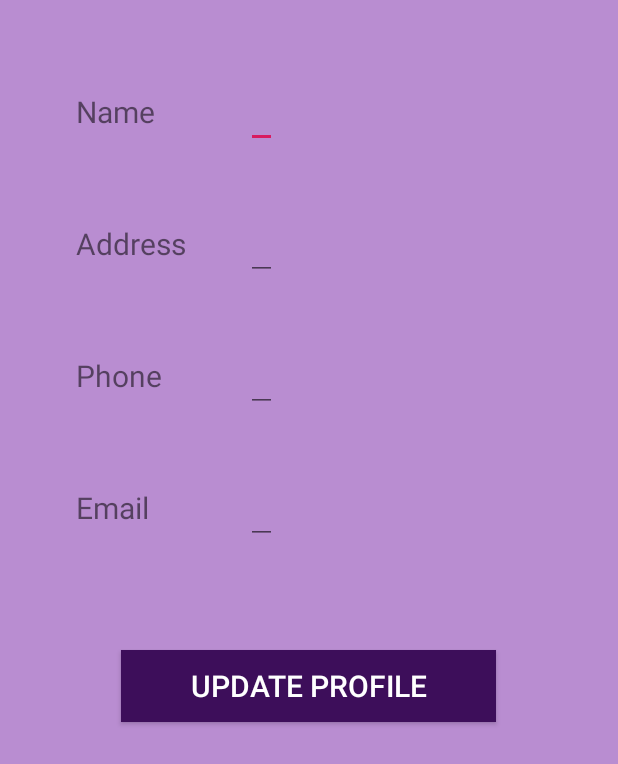
After one commit to maharjansumina/AirlineReservationSystem, an Android app: the EditProfileActivity screen opened directly, with no data from a screen before it, on a phone screen of 412 x 824 dp. The commit adds this screen. Shown: the top 764 px of the screen. Run offline under Robolectric (Android 15) with nearby library versions, the phone set to English and light mode, and no system bars.

Commit message:
Update Profile layout Added.

```diff
--- a/app/src/main/AndroidManifest.xml
+++ b/app/src/main/AndroidManifest.xml
@@ -23,7 +23,8 @@
         android:supportsRtl="true"
         android:theme="@style/AppTheme"
         android:usesCleartextTraffic="true">
-        <activity android:name=".Admin.AddFlightActivity"></activity>
+        <activity android:name=".EditProfileActivity"></activity>
+        <activity android:name=".Admin.AddFlightActivity" />
         <activity android:name=".Admin.ViewContactusActivity" />
         <activity android:name=".Admin.AdminProfileActivity" />
         <activity android:name=".Admin.ViewUserdetailActivity" />
--- a/app/src/main/java/com/softwarica/airlinereservationsystem/API/UsersAPI.java
+++ b/app/src/main/java/com/softwarica/airlinereservationsystem/API/UsersAPI.java
@@ -41,6 +41,6 @@ public interface UsersAPI {
     @GET("users/user")
     Call<List<User>> getUser(@Header("Authorization") String token);
 
-    @GET("contacts/contact")
+    @GET("contact/")
     Call<List<Contact>> getContact(@Header("Authorization") String token);
 }
--- /dev/null
+++ b/app/src/main/java/com/softwarica/airlinereservationsystem/EditProfileActivity.java
@@ -0,0 +1,22 @@
+package com.softwarica.airlinereservationsystem;
+
+import androidx.appcompat.app.AppCompatActivity;
+
+import android.os.Bundle;
+import android.widget.EditText;
+
+public class EditProfileActivity extends AppCompatActivity {
+
+    EditText etUName, etUAddress, etUPhone, etUEmail;
+
+    @Override
+    protected void onCreate(Bundle savedInstanceState) {
+        super.onCreate(savedInstanceState);
+        setContentView(R.layout.activity_edit_profile);
+
+        etUName = findViewById(R.id.etUName);
+        etUAddress = findViewById(R.id.etUAddress);
+        etUPhone = findViewById(R.id.etUPhone);
+        etUEmail = findViewById(R.id.etUEmail);
+    }
+}
--- a/app/src/main/java/com/softwarica/airlinereservationsystem/LoginActivity.java
+++ b/app/src/main/java/com/softwarica/airlinereservationsystem/LoginActivity.java
@@ -68,12 +68,12 @@ public class LoginActivity extends AppCompatActivity {
                                 String admin = response.body().getAdmin();
 
                                 if (admin == "false") {
-                                    Toast.makeText(LoginActivity.this, "Login Sucessfully " + admin, Toast.LENGTH_SHORT).show();
+                                    Toast.makeText(LoginActivity.this, "Login Sucessfully ", Toast.LENGTH_SHORT).show();
                                     Intent intent = new Intent(LoginActivity.this, DashboardActivity.class);
                                     startActivity(intent);
                                     finish();
                                 } else {
-                                    Toast.makeText(LoginActivity.this, "Login Sucessfully " + admin, Toast.LENGTH_SHORT).show();
+                                    Toast.makeText(LoginActivity.this, "Login Sucessfully ", Toast.LENGTH_SHORT).show();
                                     Intent intent = new Intent(LoginActivity.this, AdminDashboardActivity.class);
                                     startActivity(intent);
                                     finish();
--- /dev/null
+++ b/app/src/main/res/layout/activity_edit_profile.xml
@@ -0,0 +1,89 @@
+<?xml version="1.0" encoding="utf-8"?>
+<ScrollView xmlns:android="http://schemas.android.com/apk/res/android"
+    xmlns:app="http://schemas.android.com/apk/res-auto"
+    xmlns:tools="http://schemas.android.com/tools"
+    android:layout_height="match_parent"
+    android:layout_width="match_parent"
+    android:orientation="vertical"
+    android:background="#B98DD1">
+
+    <LinearLayout
+    android:layout_width="match_parent"
+    android:layout_height="match_parent"
+    android:orientation="vertical"
+    android:background="#B98DD1"
+    tools:context=".EditProfileActivity">
+
+        <GridLayout
+            android:layout_width="match_parent"
+            android:layout_height="match_parent"
+            android:columnCount="2"
+            android:padding="5dp"
+            android:layout_margin="25dp">
+
+            <TextView
+                android:layout_margin="20dp"
+                android:layout_width="wrap_content"
+                android:layout_height="wrap_content"
+                android:text="Name"
+                android:textSize="20dp"/>
+
+
+            <EditText
+                android:layout_margin="20dp"
+                android:layout_width="wrap_content"
+                android:layout_height="wrap_content"
+                android:textSize="20dp"
+                android:id="@+id/etUName"/>
+
+            <TextView
+                android:layout_margin="20dp"
+                android:layout_width="wrap_content"
+                android:layout_height="wrap_content"
+                android:text="Address"
+                android:textSize="20dp"/>
+
+            <EditText
+                android:layout_margin="20dp"
+                android:layout_width="wrap_content"
+                android:layout_height="wrap_content"
+                android:textSize="20dp"
+                android:id="@+id/etUAddress"/>
+
+            <TextView
+                android:layout_margin="20dp"
+                android:layout_width="wrap_content"
+                android:layout_height="wrap_content"
+                android:text="Phone"
+                android:textSize="20dp"/>
+
+            <EditText
+                android:layout_margin="20dp"
+                android:layout_width="wrap_content"
+                android:layout_height="wrap_content"
+                android:textSize="20dp"
+                android:id="@+id/etUPhone"/>
+
+            <TextView
+                android:layout_margin="20dp"
+                android:layout_width="wrap_content"
+                android:layout_height="wrap_content"
+                android:text="Email"
+                android:textSize="20dp"/>
+
+            <EditText
+                android:layout_margin="20dp"
+                android:layout_width="wrap_content"
+                android:layout_height="wrap_content"
+                android:textSize="20dp"
+                android:id="@+id/etUEmail"/>
+
+        </GridLayout>
+
+        <Button
+            android:text="Update Profile"
+            android:id="@+id/btnUpdate"
+            style="@style/ButtonDesign"/>
+
+</LinearLayout>
+</ScrollView>
```
